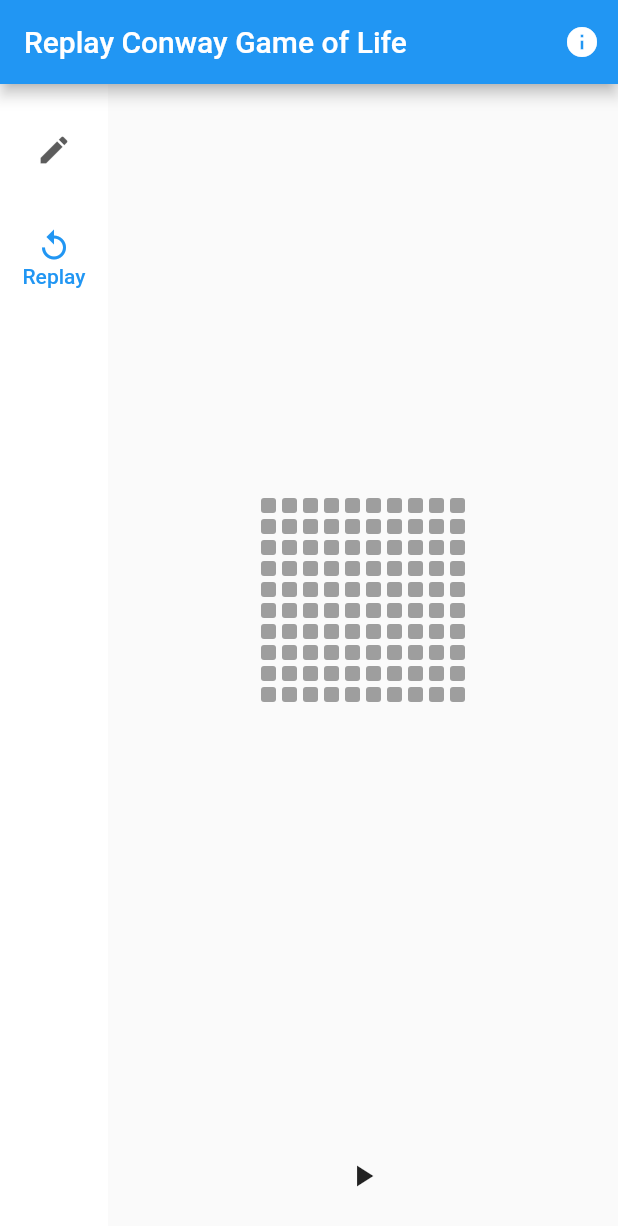
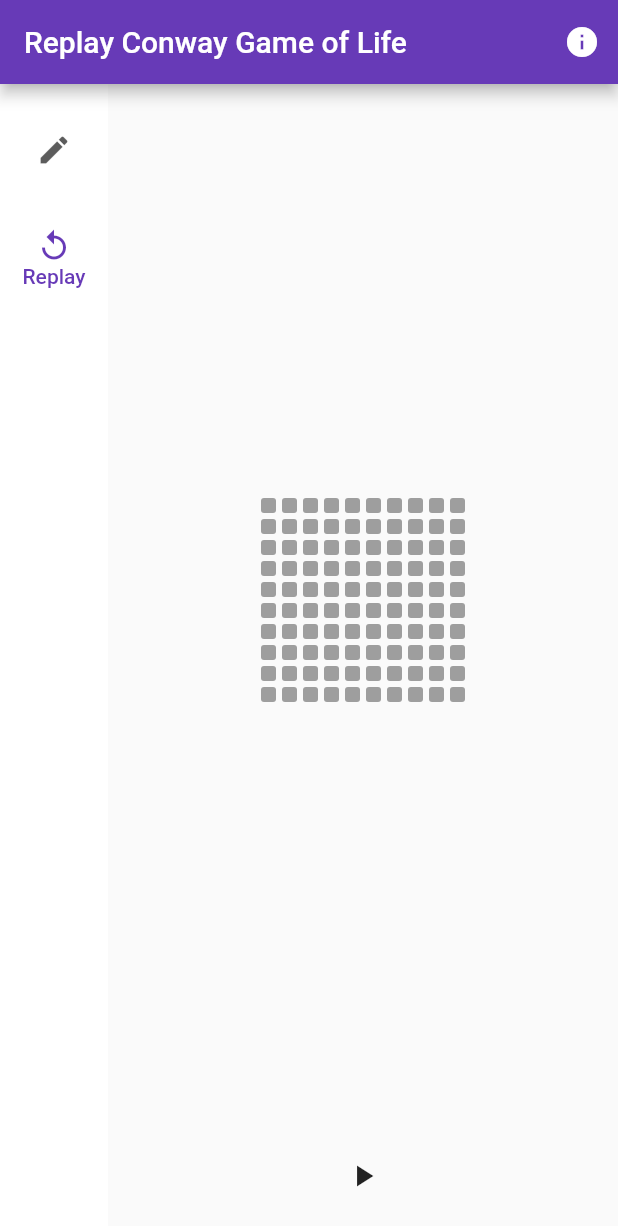
Before and after one commit to Zehua-Chen/conway-game-of-life, a Flutter app: the screen it shows after launch, on a phone screen of 412 x 824 dp. Shown: the top 1226 px of the screen. Run offline on Flutter 3.47's test engine with Material 2 defaults, Android fonts, the phone set to English and light mode, and no system bars.

Commit message:
[feat] Use Haskell Theme Color

```diff
--- a/frontend/lib/main.dart
+++ b/frontend/lib/main.dart
@@ -21,18 +21,7 @@ class MyApp extends StatelessWidget {
   Widget build(BuildContext context) {
     return MaterialApp(
         title: 'Conway Game of Life',
-        theme: ThemeData(
-          // This is the theme of your application.
-          //
-          // Try running your application with "flutter run". You'll see the
-          // application has a blue toolbar. Then, without quitting the app, try
-          // changing the primarySwatch below to Colors.green and then invoke
-          // "hot reload" (press "r" in the console where you ran "flutter run",
-          // or simply save your changes to "hot reload" in a Flutter IDE).
-          // Notice that the counter didn't reset back to zero; the application
-          // is not restarted.
-          primarySwatch: Colors.blue,
-        ),
+        theme: ThemeData(primarySwatch: Colors.deepPurple),
         home: const MyStatefulWidget());
   }
 }
```
